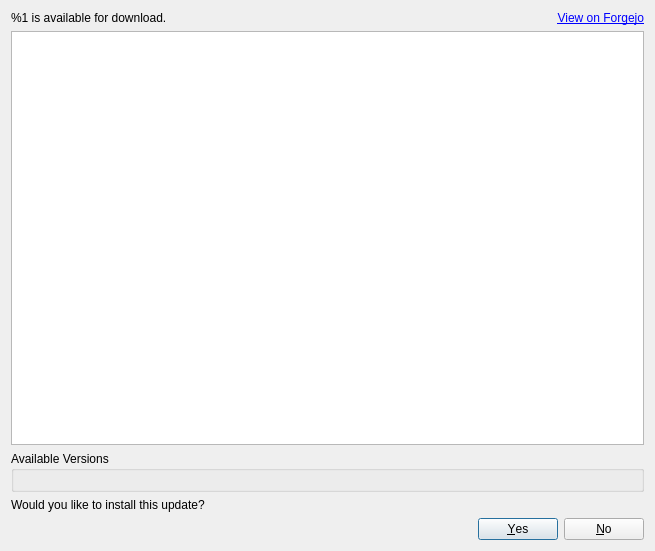
First picture: the form in src/yuzu/updater/update_dialog.ui, repository diegolix29/EdenTrigger-Public, before the edit.
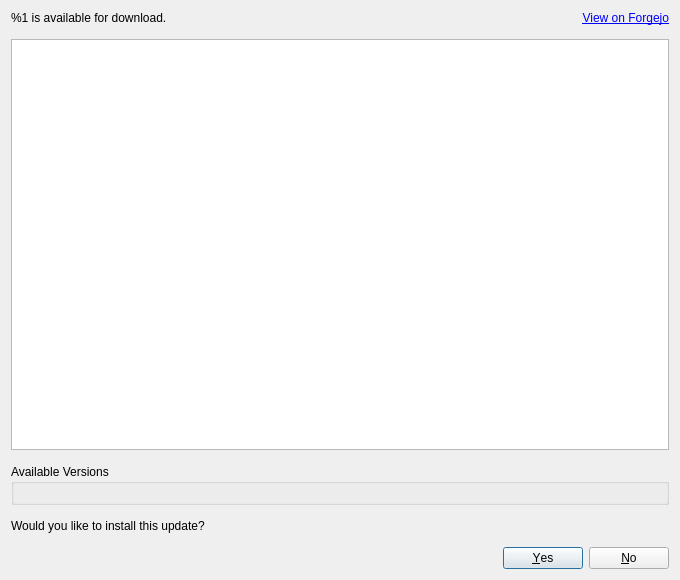
Second picture: the form after the edit.

Patch:
```diff
--- a/src/yuzu/updater/update_dialog.ui
+++ b/src/yuzu/updater/update_dialog.ui
@@ -6,14 +6,20 @@
    <rect>
     <x>0</x>
     <y>0</y>
-    <width>655</width>
-    <height>551</height>
+                <width>680</width>
+                <height>580</height>
    </rect>
   </property>
   <property name="windowTitle">
    <string>Update Available</string>
   </property>
   <layout class="QGridLayout" name="gridLayout">
+            <property name="horizontalSpacing">
+                <number>14</number>
+            </property>
+            <property name="verticalSpacing">
+                <number>14</number>
+            </property>
    <item row="0" column="1">
     <widget class="QLabel" name="url">
      <property name="text">
```
Lines whose indentation alone changed are shown as unchanged.
